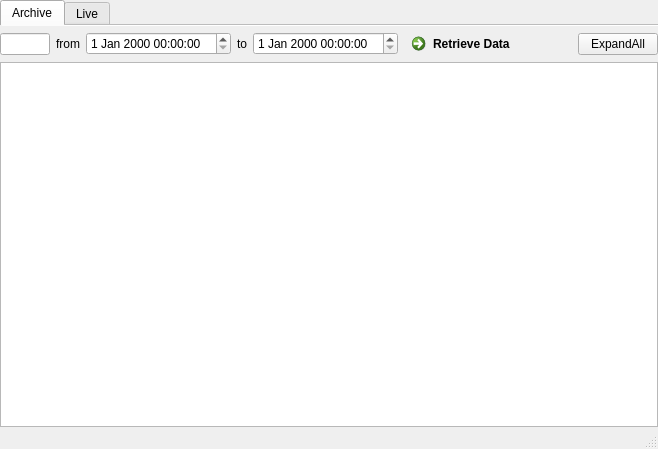
Before: the Qt Designer form mainwindow.ui in nicobucher/TMInspector, drawn with Qt 5.
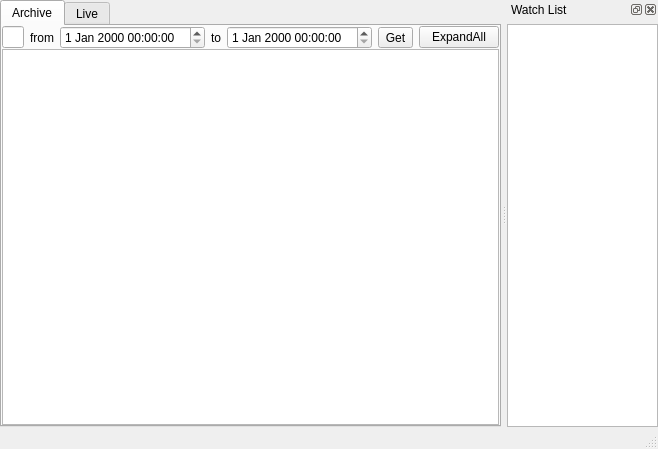
After: the same form once the commit is applied.

```diff
--- a/mainwindow.ui
+++ b/mainwindow.ui
@@ -14,7 +14,7 @@
    <string>TMInspector</string>
   </property>
   <widget class="QWidget" name="centralWidget">
-   <layout class="QVBoxLayout" name="verticalLayout">
+   <layout class="QHBoxLayout" name="horizontalLayout_3">
     <property name="leftMargin">
      <number>0</number>
     </property>
@@ -42,13 +42,13 @@
        <number>0</number>
       </property>
       <property name="elideMode">
-       <enum>Qt::ElideRight</enum>
+       <enum>Qt::ElideNone</enum>
       </property>
       <property name="usesScrollButtons">
        <bool>false</bool>
       </property>
       <property name="documentMode">
-       <bool>true</bool>
+       <bool>false</bool>
       </property>
       <property name="tabsClosable">
        <bool>false</bool>
@@ -56,6 +56,9 @@
       <property name="movable">
        <bool>false</bool>
       </property>
+      <property name="tabBarAutoHide">
+       <bool>false</bool>
+      </property>
       <widget class="QWidget" name="tab">
        <attribute name="title">
         <string>Archive</string>
@@ -115,9 +118,9 @@
            <widget class="QDateTimeEdit" name="dateTimeEdit_stop"/>
           </item>
           <item>
-           <widget class="QCommandLinkButton" name="commandLinkButton">
+           <widget class="QToolButton" name="commandLinkButton">
             <property name="text">
-             <string>Retrieve Data</string>
+             <string>Get</string>
             </property>
            </widget>
           </item>
@@ -265,6 +268,48 @@
     </rect>
    </property>
   </widget>
+  <widget class="QDockWidget" name="dockWidget">
+   <property name="minimumSize">
+    <size>
+     <width>122</width>
+     <height>155</height>
+    </size>
+   </property>
+   <property name="floating">
+    <bool>false</bool>
+   </property>
+   <property name="features">
+    <set>QDockWidget::AllDockWidgetFeatures</set>
+   </property>
+   <property name="windowTitle">
+    <string notr="true">Watch List</string>
+   </property>
+   <attribute name="dockWidgetArea">
+    <number>2</number>
+   </attribute>
+   <widget class="QWidget" name="dockWidgetContents">
+    <layout class="QVBoxLayout" name="verticalLayout">
+     <property name="spacing">
+      <number>5</number>
+     </property>
+     <property name="leftMargin">
+      <number>0</number>
+     </property>
+     <property name="topMargin">
+      <number>5</number>
+     </property>
+     <property name="rightMargin">
+      <number>0</number>
+     </property>
+     <property name="bottomMargin">
+      <number>0</number>
+     </property>
+     <item>
+      <widget class="QListView" name="listView"/>
+     </item>
+    </layout>
+   </widget>
+  </widget>
   <action name="actionTo_Server">
    <property name="text">
     <string>Live Source</string>
```
Left out of the diff: 2 changed lines with no effect on the pictures.
